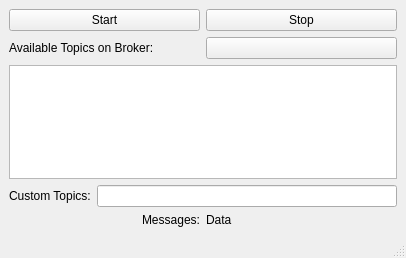
The window that subscriber/subscriber.ui (vietanhtran2710/topic-pub-sub) describes before a commit, drawn with Qt 5.
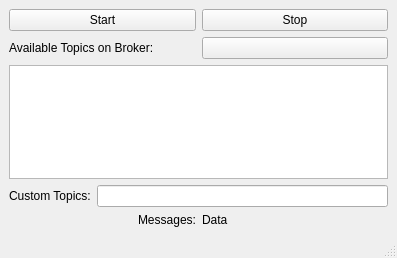
The same window after the commit. Icons and pictures are not drawn.

Patch:
```diff
--- a/subscriber/subscriber.ui
+++ b/subscriber/subscriber.ui
@@ -6,7 +6,7 @@
    <rect>
     <x>0</x>
     <y>0</y>
-    <width>406</width>
+    <width>397</width>
     <height>258</height>
    </rect>
   </property>
```
Left out of the diff: 2 changed lines with no effect on the pictures.
